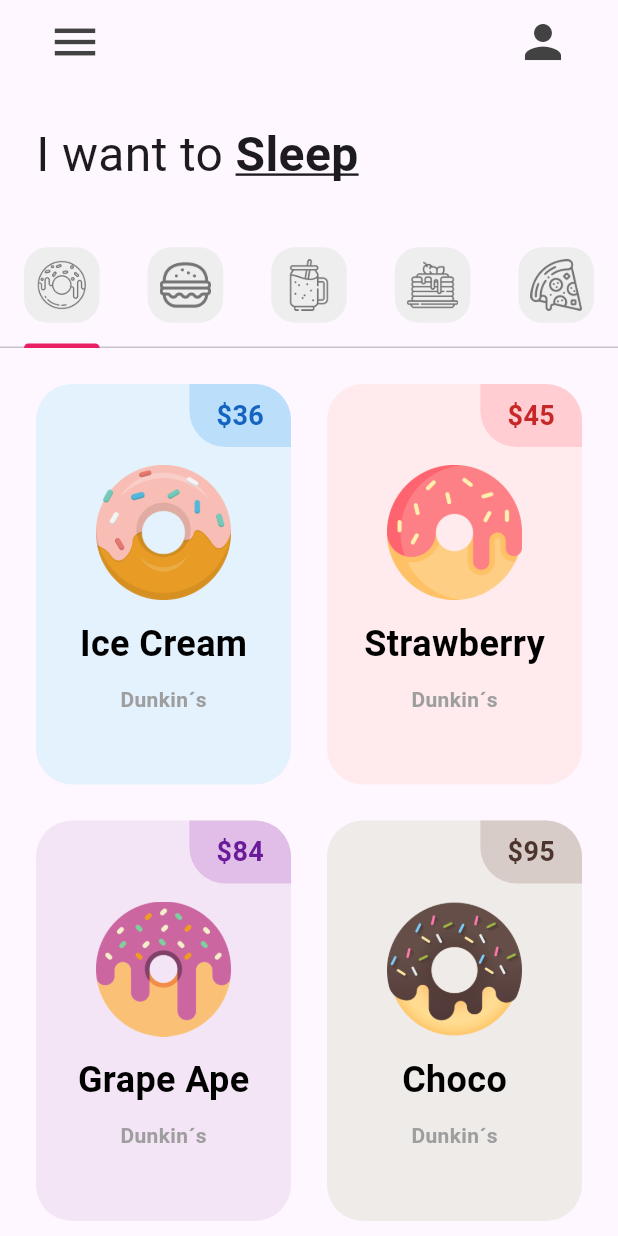
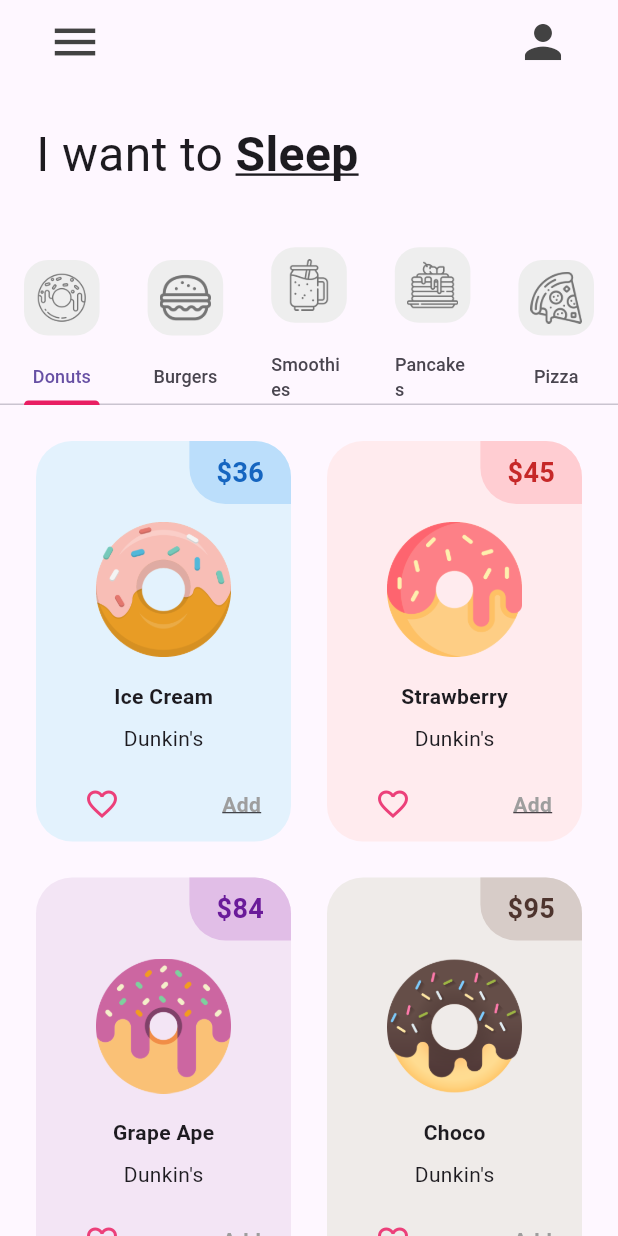
Before and after one commit to JoelCauich423/reto1_donut_app_joel_cauich, a Flutter app: the screen it shows after launch, on a phone screen of 412 x 824 dp. Run offline on Flutter 3.47's test engine with Material 3 defaults, Android fonts, the phone set to English and light mode, and no system bars.

Commit message:
cierre_practica_1

```diff
--- a/lib/main.dart
+++ b/lib/main.dart
@@ -11,6 +11,7 @@ class MainApp extends StatelessWidget {
   @override
   Widget build(BuildContext context) {
     return MaterialApp(
+      debugShowCheckedModeBanner: false,
       home: const HomePage(),
       theme: ThemeData(
           tabBarTheme: const TabBarTheme(indicatorColor: Colors.pink),
--- a/lib/pages/home_page.dart
+++ b/lib/pages/home_page.dart
@@ -15,21 +15,57 @@ class HomePage extends StatefulWidget {
 
 class _HomePageState extends State<HomePage> {
   List<Widget> myTabs = [
-    //donut tab
-    const MyTab(iconPath: 'lib/icons/donut.png'),
+    // Donut tab con texto debajo
+    Column(
+      mainAxisAlignment: MainAxisAlignment.center,
+      children: const [
+        MyTab(iconPath: 'lib/icons/donut.png'),
+        SizedBox(height: 4), // Espacio entre el ícono y el texto
+        Text("Donuts", style: TextStyle(fontSize: 12)),
+      ],
+    ),
 
-    //burger tab
-    const MyTab(iconPath: 'lib/icons/burger.png'),
+    // Burger tab con texto debajo
+    Column(
+      mainAxisAlignment: MainAxisAlignment.center,
+      children: const [
+        MyTab(iconPath: 'lib/icons/burger.png'),
+        SizedBox(height: 4),
+        Text("Burgers", style: TextStyle(fontSize: 12)),
+      ],
+    ),
 
-    //smoothie tab
-    const MyTab(iconPath: 'lib/icons/smoothie.png'),
+    // Smoothie tab con texto debajo
+    Column(
+      mainAxisAlignment: MainAxisAlignment.center,
+      children: const [
+        MyTab(iconPath: 'lib/icons/smoothie.png'),
+        SizedBox(height: 4),
+        Text("Smoothies", style: TextStyle(fontSize: 12)),
+      ],
+    ),
 
-    //pancakes tab
-    const MyTab(iconPath: 'lib/icons/pancakes.png'),
+    // Pancakes tab con texto debajo
+    Column(
+      mainAxisAlignment: MainAxisAlignment.center,
+      children: const [
+        MyTab(iconPath: 'lib/icons/pancakes.png'),
+        SizedBox(height: 4),
+        Text("Pancakes", style: TextStyle(fontSize: 12)),
+      ],
+    ),
 
-    //pizza tab
-    const MyTab(iconPath: 'lib/icons/pizza.png'),
+    // Pizza tab con texto debajo
+    Column(
+      mainAxisAlignment: MainAxisAlignment.center,
+      children: const [
+        MyTab(iconPath: 'lib/icons/pizza.png'),
+        SizedBox(height: 4),
+        Text("Pizza", style: TextStyle(fontSize: 12)),
+      ],
+    ),
   ];
+
   @override
   Widget build(BuildContext context) {
     return DefaultTabController(
@@ -59,7 +95,7 @@ class _HomePageState extends State<HomePage> {
           ],
         ),
         body: Column(children: [
-          //TEXTO "I want to eat"
+          // TEXTO "I want to eat"
           const Padding(
             padding: EdgeInsets.all(24.0),
             child: Row(
@@ -73,23 +109,24 @@ class _HomePageState extends State<HomePage> {
               ],
             ),
           ),
-          //Tap Bar
+          // Tap Bar
           TabBar(tabs: myTabs),
-          //Tap bar view
+          // Tap bar view
           Expanded(
             child: TabBarView(children: [
-            //Donut tab
-            DonutTab(),
-            //Buger tab
-            const BurgerTab(),
-            //Smoothie tab
-            const SmoothieTab(),
-            //Pancake tab
-            const PancakeTab(),
-            //Pizza tab
-            const PizzaTab(),
-          ]),)
-          //Carrito
+              // Donut tab
+              DonutTab(),
+              // Buger tab
+              const BurgerTab(),
+              // Smoothie tab
+              const SmoothieTab(),
+              // Pancake tab
+              const PancakeTab(),
+              // Pizza tab
+              const PizzaTab(),
+            ]),
+          )
+          // Carrito
         ]),
       ),
     );
--- a/lib/tab/donut_tab.dart
+++ b/lib/tab/donut_tab.dart
@@ -8,7 +8,8 @@ class DonutTab extends StatelessWidget {
     ["Ice Cream", "36", Colors.blue, "lib/images/icecream_donut.png"],
     ["Strawberry", "45", Colors.red, "lib/images/strawberry_donut.png"],
     ["Grape Ape", "84", Colors.purple, "lib/images/grape_donut.png"],
-    ["Choco", "95", Colors.brown, "lib/images/chocolate_donut.png"]
+    ["Choco", "95", Colors.brown, "lib/images/chocolate_donut.png"],
+
   ];
 
   DonutTab({super.key});
--- a/lib/utils/donut_tile.dart
+++ b/lib/utils/donut_tile.dart
@@ -3,17 +3,15 @@ import 'package:flutter/material.dart';
   class DonutTile extends StatelessWidget {
     final String donutFlavor;
     final String donutPrice;
-  // Dynamic porque será tipo Color y también usará[]
     final dynamic donutColor;
     final String imageName;
-  // Valor fijo para border circular
     final double borderRadius = 24;
 
     const DonutTile(
       {super.key,
         required this.donutFlavor,
         required this.donutPrice,
-      required this.donutColor,
+        this.donutColor,
         required this.imageName, required donustFlavor});
 
     @override
@@ -23,10 +21,11 @@ class DonutTile extends StatelessWidget {
         child: Container(
           decoration: BoxDecoration(
             color: donutColor[50],
-            borderRadius: BorderRadius.circular(borderRadius)),
+            borderRadius: BorderRadius.circular(borderRadius),
+          ),
           child: Column(
             children: [
-            // Donut Price
+              // Donut price
               Row(
                 mainAxisAlignment: MainAxisAlignment.end,
                 children: [
@@ -35,16 +34,19 @@ class DonutTile extends StatelessWidget {
                       color: donutColor[100],
                       borderRadius: BorderRadius.only(
                         topRight: Radius.circular(borderRadius),
-                            bottomLeft: Radius.circular(borderRadius))),
-                    padding:
-                        const EdgeInsets.symmetric(vertical: 8, horizontal: 18),
+                        bottomLeft: Radius.circular(borderRadius),
+                      ),
+                    ),
+                    padding: const EdgeInsets.symmetric(vertical: 8, horizontal: 18),
                     child: Text(
                       '\$$donutPrice',
                       style: TextStyle(
                         fontWeight: FontWeight.bold,
                         fontSize: 18,
-                          color: donutColor[800]),
-                    )),
+                        color: donutColor[800],
+                      ),
+                    ),
+                  ),
                 ],
               ),
               // Donut picture
@@ -52,28 +54,44 @@ class DonutTile extends StatelessWidget {
                 padding: const EdgeInsets.symmetric(horizontal: 40, vertical: 12),
                 child: Image.asset(imageName),
               ),
-            // Donut Flavor Text
+              // Donut flavor text
               Padding(
-              padding: const EdgeInsets.only(bottom: 10),
+                padding: const EdgeInsets.symmetric(horizontal: 40, vertical: 4),
                 child: Text(
                   donutFlavor,
-                style: const TextStyle(
-                    fontWeight: FontWeight.bold,
-                    fontSize: 24,
-                    color: Colors.black),
-              ),
-            ),
-           const Padding(
-              padding: EdgeInsets.only(bottom: 10),
-              child: Text(
-                'Dunkin´s',
                   style: TextStyle(
                     fontWeight: FontWeight.bold,
                     fontSize: 14,
-                    color: Colors.grey),
+                    color: donutColor[1000],
                   ),
                 ),
+              ),
+              const SizedBox(height: 4),
+              Text('Dunkin\'s'),
 
+              // Heart icon + Add button
+              const Spacer(),
+              Padding(
+                padding: const EdgeInsets.symmetric(horizontal: 20, vertical: 10),
+                child: Row(
+                  mainAxisAlignment: MainAxisAlignment.spaceBetween,
+                  children: [
+                    // Heart icon
+                    IconButton(
+                      icon: Icon(Icons.favorite_border),
+                      color: Colors.pink[400],
+                      onPressed: () {
+                        // Lógica para marcar como favorito
+                      },
+                    ),
+                    // Add button
+                    const
+                    Text('Add', style: TextStyle(fontWeight: FontWeight.bold,
+                    decoration: TextDecoration.underline,
+                      color: Colors.grey))
+                  ],
+                ),
+              ),
             ],
           ),
         ),
```
Lines whose indentation alone changed are shown as unchanged.
